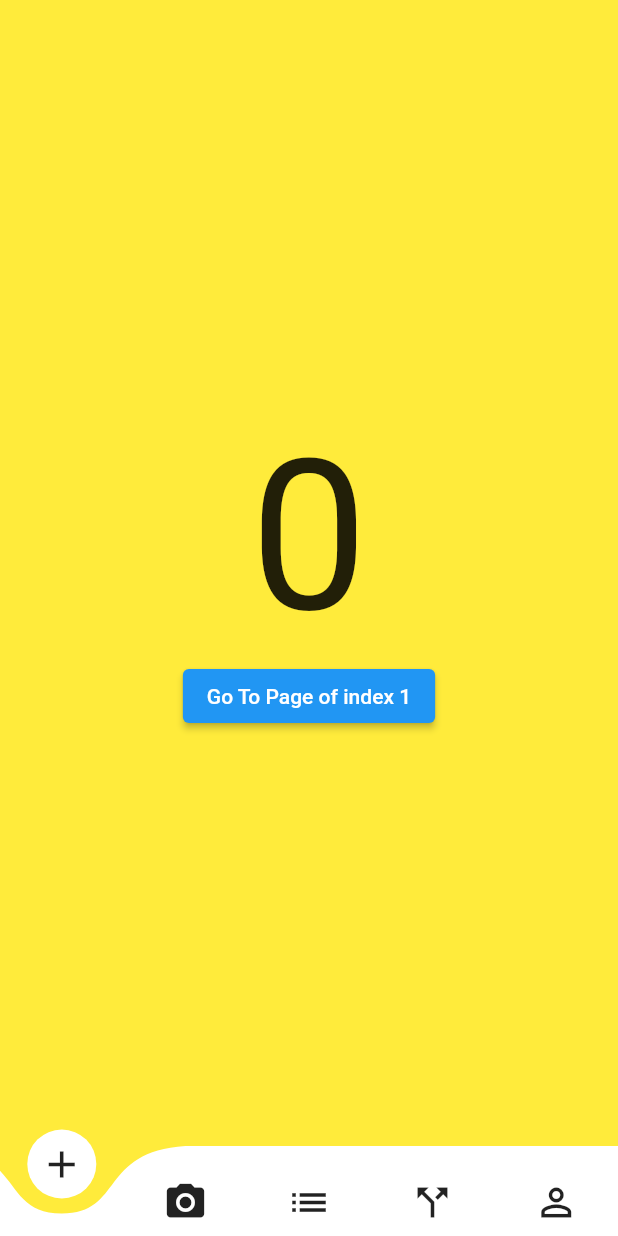
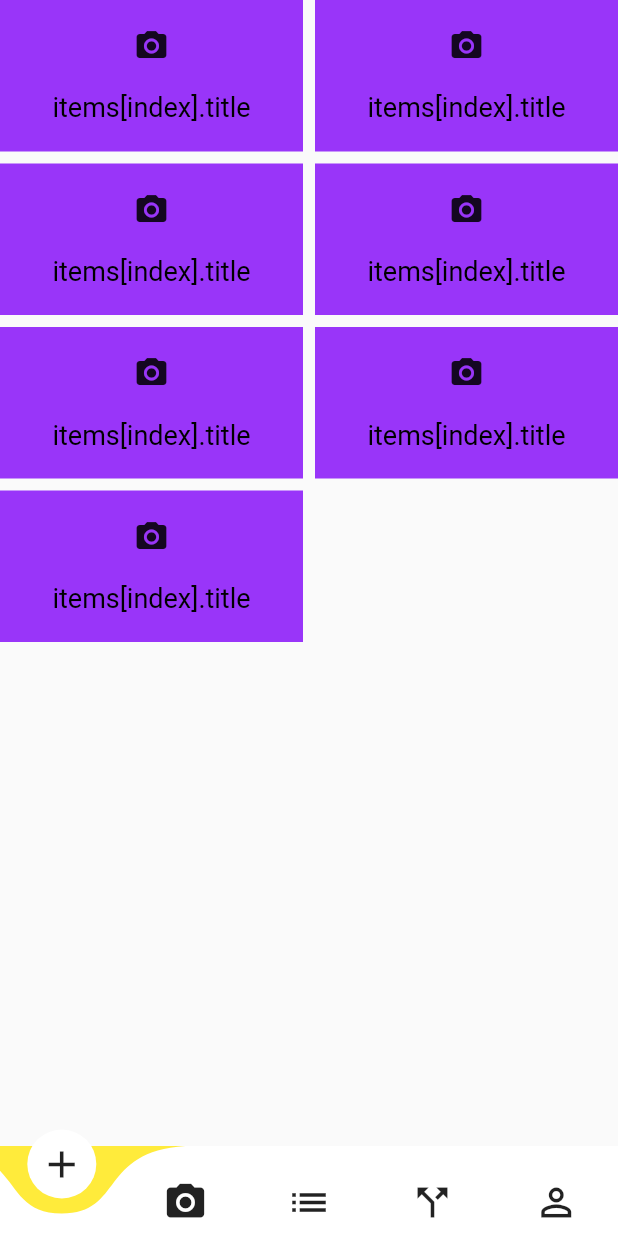
Before and after one commit to SuKhingThan445/ImageScan, a Flutter app: the screen it shows after launch, on a phone screen of 412 x 824 dp. Run offline on Flutter 3.47's test engine with Material 2 defaults, Android fonts, the phone set to English and light mode, and no system bars; drawn by our look-alikes of curved_navigation_bar; our stand-ins replace camera, lottie; missing offline and left inert: firebase_ml_vision; accounts and stored records are empty.

Commit message:
grid view

```diff
--- a/lib/home/bottom_nav_bar.dart
+++ b/lib/home/bottom_nav_bar.dart
@@ -1,7 +1,10 @@
+import 'dart:math';
+
 import 'package:camera/camera.dart';
 import 'package:curved_navigation_bar/curved_navigation_bar.dart';
 import 'package:flutter/material.dart';
 import 'package:flutter_vision/image_scanner/camera_screen.dart';
+import 'package:flutter_vision/models/grid_list_item.dart';
 
 import 'home_screen.dart';
 class BottomNavBar extends StatefulWidget {
@@ -17,6 +20,16 @@ class _BottomNavBarState extends State<BottomNavBar> {
   GlobalKey<CurvedNavigationBarState> _bottomNavigationKey = GlobalKey();
 
   _BottomNavBarState(this.cameras);
+  List<GridListItems> items = [
+    GridListItems('Bicycle', Icons.add_to_drive),
+    GridListItems('Boat',  Icons.directions_boat),
+    GridListItems('Bus', Icons.directions_bus),
+    GridListItems('Train',  Icons.directions_railway),
+    GridListItems('Walk', Icons.directions_walk),
+    GridListItems('Contact',  Icons.contact_mail),
+    GridListItems('Bicycle',  Icons.directions_bike),
+
+  ];
 
   @override
   Widget build(BuildContext context) {
@@ -47,30 +60,44 @@ class _BottomNavBarState extends State<BottomNavBar> {
           },
           letIndexChange: (index) => true,
         ),
-        body: Container(
-          color: Colors.yellow,
-          child: Center(
-            child: Column(
-              mainAxisAlignment: MainAxisAlignment.center,
-              children: <Widget>[
-                Text(_page.toString(), textScaleFactor: 10.0),
-                ElevatedButton(
-                  child: Text('Go To Page of index 1'),
-                  onPressed: () {
-                    // final CurvedNavigationBarState navBarState =
-                    //     _bottomNavigationKey.currentState;
-                    // navBarState.setState(() {
-                    //   Navigator.push(context, MaterialPageRoute(builder: (context) => CameraScreen(cameras)));
-                    // });
-                    // navBarState?.setPage(1);
+        body: GridView.builder(
+          itemCount:items.length,
+          gridDelegate: SliverGridDelegateWithFixedCrossAxisCount(
+            crossAxisCount: MediaQuery.of(context).orientation ==
+                Orientation.landscape ? 3: 2,
+            crossAxisSpacing: 8,
+            mainAxisSpacing: 8,
+            childAspectRatio: (2 / 1),
+          ),
+          itemBuilder: (context,index,) {
+            return GestureDetector(
+              onTap:(){
+               // Navigator.of(context).pushNamed(RouteName.GridViewCustom);
+              },
+              child:Container(
+                color: RandomColorModel().getColor(),
+                child: Column(
+                  mainAxisAlignment:MainAxisAlignment.spaceEvenly,
+                  children: [
+                    Icon(Icons.camera_alt),
+                     Text("items[index].title",style: TextStyle(fontSize: 18, color: Colors.black),
+                         textAlign: TextAlign.center),
+                  ],
+                ),
+              ),
+            );
+          },
+        )
 
 
-                  },
-                )
-              ],
-            ),
-          ),
-        ));
+        );
 
   }
 }
+class RandomColorModel {
+  Random random = Random();
+  Color getColor() {
+    return Color.fromARGB(random.nextInt(300), random.nextInt(300),
+        random.nextInt(300), random.nextInt(300));
+  }
+}
--- a/lib/main.dart
+++ b/lib/main.dart
@@ -18,6 +18,7 @@ Future<void> main() async {
   } on CameraException catch (e) {
     print(e);
   }
+
   runApp(MyApp());
 }
 
--- a/pubspec.yaml
+++ b/pubspec.yaml
@@ -29,7 +29,7 @@ dependencies:
   intl: ^0.16.1
   curved_navigation_bar: ^1.0.1
   lottie: ^0.7.0+1
-  floor: ^0.19.1
+
 
 
 
@@ -37,8 +37,7 @@ dev_dependencies:
   flutter_launcher_icons: "^0.8.0"
   flutter_test:
     sdk: flutter
-  floor_generator: ^0.19.1
-  build_runner: ^1.11.1
+
 
 flutter_icons:
   android: "launcher_icon"
```
Also changed, not shown: lib/dao/person_dao.dart (deleted, +0 -14 lines), lib/database.dart (deleted, +0 -9 lines), lib/model/person.dart (deleted, +0 -11 lines), lib/database.g.dart (deleted), pubspec.lock.
